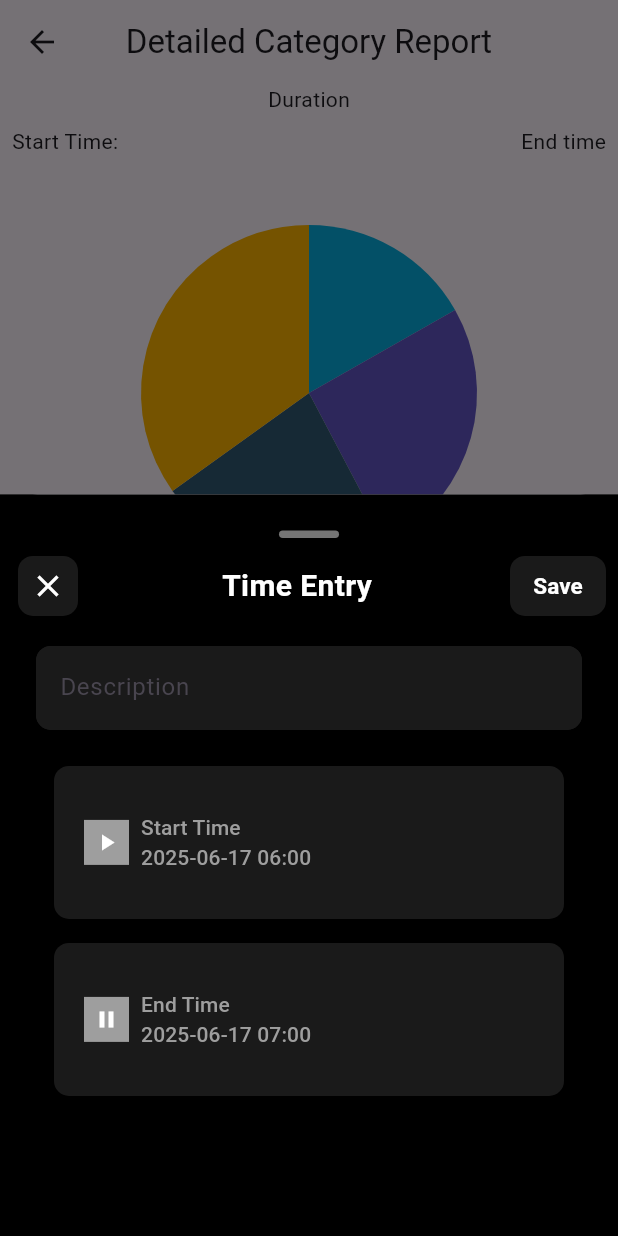
After one commit to weird-akshat/hacksomethorns-frontend, a Flutter app: the CategoryDetailedAnalytics screen opened directly, after a tap on "Morning workout", on a phone screen of 412 x 824 dp. The commit adds this screen. Run offline on Flutter 3.47's test engine with Material 3 defaults, Android fonts, the phone set to English and light mode, and no system bars; our stand-ins replace syncfusion_flutter_charts.

Commit message:
replaced the timeEntrySheet and timeEntry Widget being used by analytics page

```diff
--- a/frontend/lib/time_tracking/time_tracking_analysis/pages/category_detailed_analytics.dart
+++ b/frontend/lib/time_tracking/time_tracking_analysis/pages/category_detailed_analytics.dart
@@ -1,5 +1,6 @@
 import 'package:flutter/material.dart';
 import 'package:frontend/time_tracking/entities/time_entry.dart';
+import 'package:frontend/time_tracking/time_tracking_analysis/widgets/showcase_time_entry_widget.dart';
 import 'package:frontend/time_tracking/time_tracking_logging/widgets/time_entry_widget.dart';
 import 'package:syncfusion_flutter_charts/charts.dart';
 
@@ -134,7 +135,7 @@ class _CategoryDetailedAnalyticsState extends State<CategoryDetailedAnalytics> {
                     physics: NeverScrollableScrollPhysics(),
                     itemCount: list.length,
                     itemBuilder: (context, index) {
-                      return TimeEntryWidget(timeEntry: list[index]);
+                      return ShowcaseTimeEntryWidget(timeEntry: list[index]);
                     })
               ],
             ),
--- /dev/null
+++ b/frontend/lib/time_tracking/time_tracking_analysis/widgets/showcase_time_entry_sheet.dart
@@ -0,0 +1,223 @@
+import 'package:flutter/material.dart';
+import 'package:frontend/time_tracking/Methods/pick_date_time.dart';
+import 'package:frontend/time_tracking/entities/time_entry.dart';
+
+class ShowcaseTimeEntrySheet extends StatefulWidget {
+  const ShowcaseTimeEntrySheet({super.key, required this.timeEntry});
+  final TimeEntry timeEntry;
+  @override
+  State<ShowcaseTimeEntrySheet> createState() => _TimeEntrySheetState();
+}
+//add duraiton and category option
+
+class _TimeEntrySheetState extends State<ShowcaseTimeEntrySheet> {
+  Widget buildGrabHandle() {
+    return Center(
+      child: Container(
+        margin: const EdgeInsets.only(top: 8),
+        width: 40,
+        height: 5,
+        decoration: BoxDecoration(
+          color: Colors.grey[600],
+          borderRadius: BorderRadius.circular(10),
+        ),
+      ),
+    );
+  }
+
+  late DateTime newStartTime;
+  late DateTime newEndTime;
+  late String desc;
+
+  @override
+  void initState() {
+    super.initState();
+    newStartTime = widget.timeEntry.startTime;
+    newEndTime = widget.timeEntry.endTime;
+    desc = widget.timeEntry.description;
+  }
+
+  @override
+  Widget build(BuildContext context) {
+    // String newDescription;
+    return Container(
+      color: Colors.black,
+      width: double.infinity,
+      child: Padding(
+        padding: const EdgeInsets.all(8.0),
+        child: Column(
+          children: [
+            Padding(
+              padding: const EdgeInsets.all(8.0),
+              child: buildGrabHandle(),
+            ),
+            Row(
+              mainAxisAlignment: MainAxisAlignment.spaceBetween,
+              children: [
+                IconButton(
+                    style: ButtonStyle(
+                        iconColor: WidgetStatePropertyAll(Colors.white),
+                        shape: WidgetStatePropertyAll(RoundedRectangleBorder(
+                            borderRadius: BorderRadius.circular(10))),
+                        backgroundColor: WidgetStatePropertyAll(
+                          const Color(0xff1a1a1a),
+                        )),
+                    icon: Icon(Icons.close),
+                    onPressed: () {
+                      Navigator.pop(context);
+                    }),
+                Text(
+                  'Time Entry',
+                  style: TextStyle(
+                      color: Colors.white,
+                      fontSize: 20,
+                      fontWeight: FontWeight.bold),
+                ),
+                TextButton(
+                  onPressed: () {},
+                  style: ButtonStyle(
+                      iconColor: WidgetStatePropertyAll(Colors.white),
+                      shape: WidgetStatePropertyAll(RoundedRectangleBorder(
+                          borderRadius: BorderRadius.circular(10))),
+                      backgroundColor: WidgetStatePropertyAll(
+                        const Color(0xff1a1a1a),
+                      )),
+                  child: Text(
+                    'Save',
+                    style: TextStyle(
+                        color: Colors.white,
+                        fontSize: 15,
+                        fontWeight: FontWeight.bold),
+                  ),
+                )
+              ],
+            ),
+            Padding(
+              padding: const EdgeInsets.all(16.0),
+              child: TextField(
+                cursorColor: Colors.white,
+                decoration: InputDecoration(
+                  filled: true,
+                  fillColor: Color(0xff1a1a1a),
+                  hintText: "Description ",
+                  enabledBorder: OutlineInputBorder(
+                    borderSide: BorderSide(
+                      color: Color(0xff1a1a1a),
+                    ),
+                    borderRadius: BorderRadius.circular(10),
+                  ),
+                  focusedBorder: OutlineInputBorder(
+                    borderSide: BorderSide(
+                      color: Color(0xff1a1a1a),
+                    ),
+                    borderRadius: BorderRadius.circular(10),
+                  ),
+                ),
+              ),
+            ),
+            Padding(
+              padding: const EdgeInsets.all(8.0),
+              child: TextButton(
+                style: ButtonStyle(
+                    iconColor: WidgetStatePropertyAll(Colors.white),
+                    shape: WidgetStatePropertyAll(RoundedRectangleBorder(
+                        borderRadius: BorderRadius.circular(10))),
+                    backgroundColor: WidgetStatePropertyAll(
+                      const Color(0xff1a1a1a),
+                    )),
+                child: Padding(
+                  padding: const EdgeInsets.all(8.0),
+                  child: SizedBox(
+                    width: 300,
+                    height: 70,
+                    child: Row(
+                      crossAxisAlignment: CrossAxisAlignment.center,
+                      children: [
+                        Container(
+                            height: 30,
+                            width: 30,
+                            color: Colors.grey,
+                            child: Icon(Icons.play_arrow)),
+                        Padding(
+                          padding: const EdgeInsets.fromLTRB(8.0, 0, 0, 0),
+                          child: Column(
+                            crossAxisAlignment: CrossAxisAlignment.start,
+                            mainAxisAlignment: MainAxisAlignment.center,
+                            children: [
+                              Text(
+                                'Start Time',
+                                style: TextStyle(color: Colors.grey),
+                              ),
+                              Text(
+                                newStartTime.toString().substring(0, 16),
+                                style: TextStyle(color: Colors.grey),
+                              )
+                            ],
+                          ),
+                        ),
+                      ],
+                    ),
+                  ),
+                ),
+                onPressed: () {
+                  // print(widget.timeEntry.startTime);
+                },
+              ),
+            ),
+            Padding(
+              padding: const EdgeInsets.all(8.0),
+              child: TextButton(
+                style: ButtonStyle(
+                    iconColor: WidgetStatePropertyAll(Colors.white),
+                    shape: WidgetStatePropertyAll(RoundedRectangleBorder(
+                        borderRadius: BorderRadius.circular(10))),
+                    backgroundColor: WidgetStatePropertyAll(
+                      const Color(0xff1a1a1a),
+                    )),
+                child: Padding(
+                  padding: const EdgeInsets.all(8.0),
+                  child: SizedBox(
+                    width: 300,
+                    height: 70,
+                    child: Row(
+                      crossAxisAlignment: CrossAxisAlignment.center,
+                      children: [
+                        Container(
+                            height: 30,
+                            width: 30,
+                            color: Colors.grey,
+                            child: Icon(Icons.pause)),
+                        Padding(
+                          padding: const EdgeInsets.fromLTRB(8.0, 0, 0, 0),
+                          child: Column(
+                            crossAxisAlignment: CrossAxisAlignment.start,
+                            mainAxisAlignment: MainAxisAlignment.center,
+                            children: [
+                              Text(
+                                'End Time',
+                                style: TextStyle(color: Colors.grey),
+                              ),
+                              Text(
+                                newEndTime.toString().substring(0, 16),
+                                style: TextStyle(color: Colors.grey),
+                              )
+                            ],
+                          ),
+                        ),
+                      ],
+                    ),
+                  ),
+                ),
+                onPressed: () {
+                  // print(widget.timeEntry.endTime);
+                },
+              ),
+            ),
+          ],
+        ),
+      ),
+    );
+  }
+
+  DateTime? selectedDateTime;
+}
--- /dev/null
+++ b/frontend/lib/time_tracking/time_tracking_analysis/widgets/showcase_time_entry_widget.dart
@@ -0,0 +1,105 @@
+import 'package:flutter/material.dart';
+import 'package:frontend/time_tracking/time_tracking_analysis/widgets/showcase_time_entry_sheet.dart';
+import 'package:frontend/time_tracking/time_tracking_logging/configuration.dart';
+import 'package:frontend/time_tracking/entities/time_entry.dart';
+import 'package:frontend/time_tracking/time_tracking_logging/pages/time_entry_sheet.dart';
+
+class ShowcaseTimeEntryWidget extends StatefulWidget {
+  final TimeEntry timeEntry;
+  const ShowcaseTimeEntryWidget({
+    required this.timeEntry,
+    super.key,
+  });
+
+  @override
+  State<ShowcaseTimeEntryWidget> createState() => _TimeEntryWidgetState();
+}
+
+class _TimeEntryWidgetState extends State<ShowcaseTimeEntryWidget> {
+  TextStyle style = TextStyle(
+      fontWeight: timeEntryWidgetFontweight,
+      color: timeEntryWidgetTextColor,
+      overflow: TextOverflow.ellipsis);
+  @override
+  Widget build(BuildContext context) {
+    return Padding(
+      padding: const EdgeInsets.all(timeEntryWidgetPadding),
+      child: Column(
+        crossAxisAlignment: CrossAxisAlignment.center,
+        children: [
+          GestureDetector(
+            onTap: () {
+              showModalBottomSheet(
+                context: context,
+                isScrollControlled: true,
+                shape: RoundedRectangleBorder(
+                  borderRadius: BorderRadius.vertical(top: Radius.circular(25)),
+                ),
+                builder: (context) => FractionallySizedBox(
+                  heightFactor: 0.6,
+                  child: ShowcaseTimeEntrySheet(timeEntry: widget.timeEntry),
+                ),
+              );
+            },
+            child: Container(
+                decoration: BoxDecoration(
+                    borderRadius: timeEntryWidgetBorderRadius,
+                    border: Border(
+                      top: BorderSide(color: timeEntryWidgetBorderColor),
+                      bottom: BorderSide(color: timeEntryWidgetBorderColor),
+                      left: BorderSide(color: timeEntryWidgetBorderColor),
+                      right: BorderSide(color: timeEntryWidgetBorderColor),
+                    ),
+                    color: timeEntryWidgetColor),
+                width: MediaQuery.of(context).size.width *
+                    timeEntryWidgetWidthMultiplier,
+                height: MediaQuery.of(context).size.height *
+                    timeEntryWidgetHeightMultiplier,
+                child: Padding(
+                  padding: const EdgeInsets.all(timeEntryWidgetTextPadding),
+                  child: Column(
+                    crossAxisAlignment: CrossAxisAlignment.end,
+                    mainAxisAlignment: MainAxisAlignment.spaceBetween,
+                    children: [
+                      Row(
+                        mainAxisAlignment: MainAxisAlignment.spaceBetween,
+                        children: [
+                          Text(widget.timeEntry.description,
+                              style: style.copyWith(
+                                  fontSize: MediaQuery.of(context).size.height *
+                                      timeEntryWidgetDescriptionFontSize)),
+                          (Text(
+                              widget.timeEntry.duration
+                                  .toString()
+                                  .split('.')
+                                  .first,
+                              style: style.copyWith(
+                                  fontSize: MediaQuery.of(context).size.height *
+                                      timeEntryWidgetDurationFontSize))),
+                        ],
+                      ),
+                      Row(
+                        mainAxisAlignment: MainAxisAlignment.spaceBetween,
+                        children: [
+                          Text(
+                            widget.timeEntry.categoryName,
+                            style: style.copyWith(
+                                fontSize: MediaQuery.of(context).size.height *
+                                    timeEntryWidgetCategoryFontSize),
+                          ),
+                          Icon(
+                            Icons.play_arrow,
+                            size: MediaQuery.of(context).size.height *
+                                timeEntryWidgetIconSize,
+                          ),
+                        ],
+                      )
+                    ],
+                  ),
+                )),
+          )
+        ],
+      ),
+    );
+  }
+}
```
